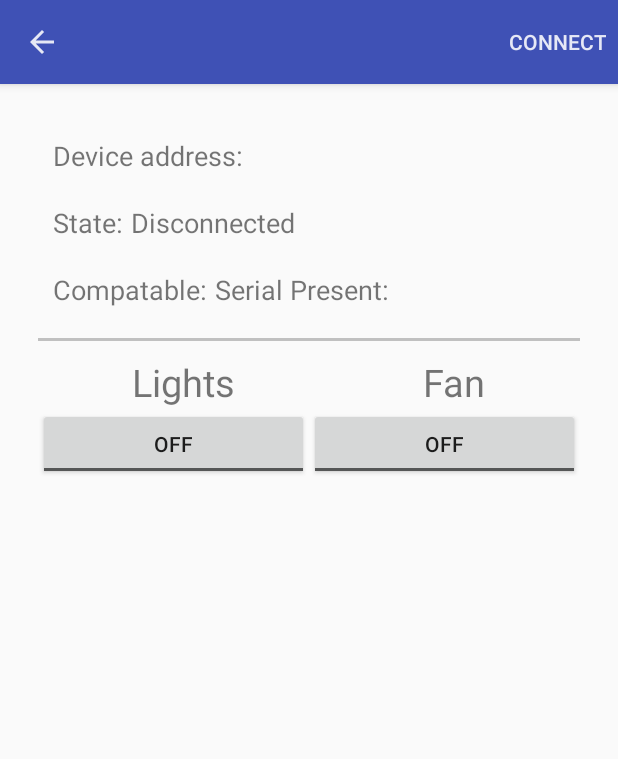
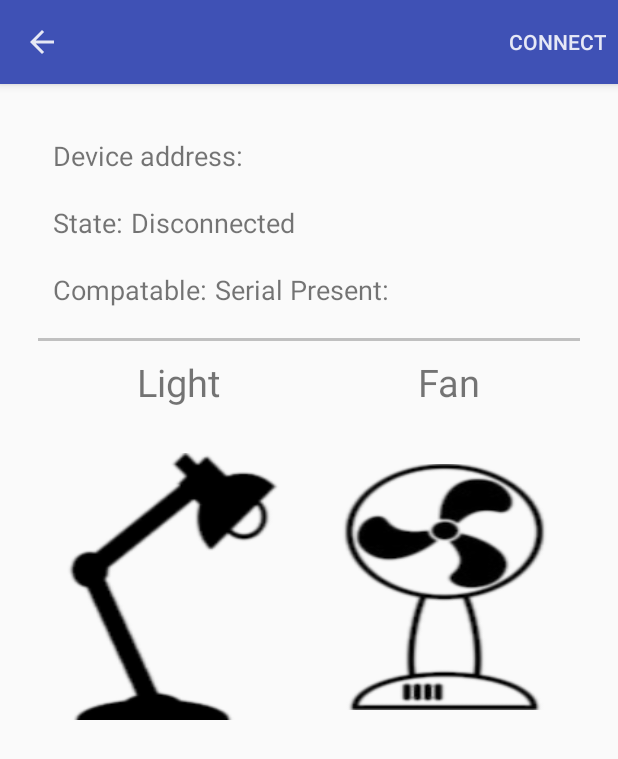
Before and after one commit to arpith20/BLEArduino, an Android app: the DeviceControlActivity screen opened directly, with no data from a screen before it, on a phone screen of 412 x 824 dp. Shown: the top 759 px of the screen. Run offline under Robolectric (Android 15) with nearby library versions, the phone set to English and light mode, and no system bars; 3 statements that could not run were skipped.

Commit message:
Added the ability to control two devices

```diff
--- a/app/src/main/java/xyz/arpith/blearduino/DeviceControlActivity.java
+++ b/app/src/main/java/xyz/arpith/blearduino/DeviceControlActivity.java
@@ -152,24 +152,36 @@ public class DeviceControlActivity extends Activity {
         bindService(gattServiceIntent, mServiceConnection, BIND_AUTO_CREATE);
 
         toggle1 = (ToggleButton) findViewById(R.id.toggleButton1);
+        toggle1.setText(null);
+        toggle1.setTextOn(null);
+        toggle1.setTextOff(null);
         toggle2 = (ToggleButton) findViewById(R.id.toggleButton2);
+        toggle2.setText(null);
+        toggle2.setTextOn(null);
+        toggle2.setTextOff(null);
 
         toggle1.setOnCheckedChangeListener(new CompoundButton.OnCheckedChangeListener() {
             public void onCheckedChanged(CompoundButton buttonView, boolean isChecked) {
                 if (isChecked) {
                     sendDataToBLE(DEVICE1_ON);
+                    toggle1.setBackgroundResource(R.drawable.light1);
                 } else {
                     sendDataToBLE(DEVICE1_OFF);
+                    toggle1.setBackgroundResource(R.drawable.light0);
                 }
             }
         });
+
+
 
         toggle2.setOnCheckedChangeListener(new CompoundButton.OnCheckedChangeListener() {
             public void onCheckedChanged(CompoundButton buttonView, boolean isChecked) {
                 if (isChecked) {
                     sendDataToBLE(DEVICE2_ON);
+                    toggle2.setBackgroundResource(R.drawable.fan1);
                 } else {
                     sendDataToBLE(DEVICE2_OFF);
+                    toggle2.setBackgroundResource(R.drawable.fan0);
                 }
             }
         });
--- a/app/src/main/res/layout/gatt_services_characteristics.xml
+++ b/app/src/main/res/layout/gatt_services_characteristics.xml
@@ -113,7 +113,7 @@
         <TextView
             android:layout_width="wrap_content"
             android:layout_height="wrap_content"
-            android:text="Lights"
+            android:text="Light"
             android:layout_weight="0.5"
             android:gravity="center"
             android:textSize="25sp"/>
@@ -127,6 +127,11 @@
 
     </LinearLayout>
 
+    <Space
+        android:layout_width="wrap_content"
+        android:layout_height="30dp"
+         />
+
     <LinearLayout
         android:layout_width="match_parent"
         android:layout_height="match_parent"
@@ -137,16 +142,24 @@
             android:layout_width="match_parent"
             android:layout_height="wrap_content"
             android:layout_weight="0.5"
-            android:text="ToggleButton" />
+            android:text="ToggleButton"
+            android:background="@drawable/light0"/>
 
         <ToggleButton
             android:id="@+id/toggleButton2"
             android:layout_width="match_parent"
             android:layout_height="wrap_content"
             android:layout_weight="0.5"
-            android:text="ToggleButton" />
+            android:layout_centerInParent="true"
+            android:background="@drawable/fan0"/>
 
     </LinearLayout>
 
+    <LinearLayout
+        android:layout_width="match_parent"
+        android:layout_height="match_parent"
+        android:orientation="horizontal">
+
+    </LinearLayout>
 
 </LinearLayout>
```
Also changed, not shown: app/src/main/res/drawable/fan0.png (added), app/src/main/res/drawable/fan1.png (added), app/src/main/res/drawable/light0.png (added), app/src/main/res/drawable/light1.png (added), 1 other file.
